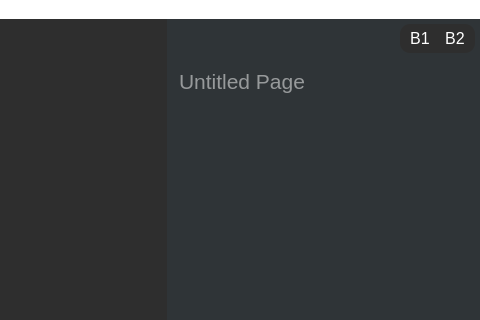
This is mainwindow.ui in alvi-khan/Marshal as Qt 5 draws it before an edit; both pictures show x 253 to 733 and y 0 to 320 of the 733 by 504 pixel window. The edited form follows.
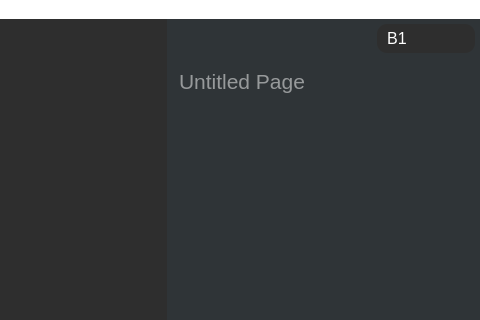
This is the edited form. Icons and pictures are not drawn.

```diff
--- a/mainwindow.ui
+++ b/mainwindow.ui
@@ -335,7 +335,7 @@
        </layout>
       </widget>
       <widget class="QWidget" name="layoutWidget">
-       <layout class="QVBoxLayout" name="verticalLayout_4" stretch="0,0,0,0">
+       <layout class="QVBoxLayout" name="verticalLayout_4" stretch="0,0,0">
         <property name="spacing">
          <number>10</number>
         </property>
@@ -438,7 +438,11 @@
                 <bool>false</bool>
                </property>
                <property name="text">
-                <string>B2</string>
+                <string/>
+               </property>
+               <property name="icon">
+                <iconset resource="Resources.qrc">
+                 <normaloff>:/Icons/Resources/Icons/URL.svg</normaloff>:/Icons/Resources/Icons/URL.svg</iconset>
                </property>
                <property name="autoDefault">
                 <bool>false</bool>
@@ -489,32 +493,90 @@
          </widget>
         </item>
         <item>
-         <widget class="QFrame" name="mainPage">
-          <property name="styleSheet">
-           <string notr="true">color: rgb(255, 255, 255);</string>
+         <widget class="QScrollArea" name="scrollArea">
+          <property name="sizePolicy">
+           <sizepolicy hsizetype="Expanding" vsizetype="Expanding">
+            <horstretch>0</horstretch>
+            <verstretch>0</verstretch>
+           </sizepolicy>
           </property>
           <property name="frameShape">
            <enum>QFrame::NoFrame</enum>
           </property>
-          <property name="frameShadow">
-           <enum>QFrame::Plain</enum>
+          <property name="verticalScrollBarPolicy">
+           <enum>Qt::ScrollBarAlwaysOff</enum>
           </property>
-          <layout class="QVBoxLayout" name="verticalLayout_6"/>
+          <property name="widgetResizable">
+           <bool>true</bool>
+          </property>
+          <property name="alignment">
+           <set>Qt::AlignJustify|Qt::AlignTop</set>
+          </property>
+          <widget class="QWidget" name="scrollAreaWidgetContents">
+           <property name="geometry">
+            <rect>
+             <x>0</x>
+             <y>0</y>
+             <width>353</width>
+             <height>347</height>
+            </rect>
+           </property>
+           <layout class="QVBoxLayout" name="verticalLayout_7">
+            <property name="spacing">
+             <number>0</number>
+            </property>
+            <property name="leftMargin">
+             <number>0</number>
+            </property>
+            <property name="topMargin">
+             <number>0</number>
+            </property>
+            <property name="rightMargin">
+             <number>0</number>
+            </property>
+            <property name="bottomMargin">
+             <number>0</number>
+            </property>
+            <item>
+             <widget class="QFrame" name="mainPage">
+              <property name="sizePolicy">
+               <sizepolicy hsizetype="Preferred" vsizetype="Expanding">
+                <horstretch>0</horstretch>
+                <verstretch>0</verstretch>
+               </sizepolicy>
+              </property>
+              <property name="styleSheet">
+               <string notr="true">color: rgb(255, 255, 255);</string>
+              </property>
+              <property name="frameShape">
+               <enum>QFrame::NoFrame</enum>
+              </property>
+              <property name="frameShadow">
+               <enum>QFrame::Plain</enum>
+              </property>
+              <layout class="QVBoxLayout" name="verticalLayout_6">
+               <property name="spacing">
+                <number>10</number>
+               </property>
+               <property name="leftMargin">
+                <number>5</number>
+               </property>
+               <property name="topMargin">
+                <number>5</number>
+               </property>
+               <property name="rightMargin">
+                <number>5</number>
+               </property>
+               <property name="bottomMargin">
+                <number>5</number>
+               </property>
+              </layout>
+             </widget>
+            </item>
+           </layout>
+          </widget>
          </widget>
         </item>
-        <item>
-         <spacer name="verticalSpacer">
-          <property name="orientation">
-           <enum>Qt::Vertical</enum>
-          </property>
-          <property name="sizeHint" stdset="0">
-           <size>
-            <width>20</width>
-            <height>40</height>
-           </size>
-          </property>
-         </spacer>
-        </item>
        </layout>
       </widget>
      </widget>
```
Left out of the diff: 5 changed lines with no effect on the pictures.
